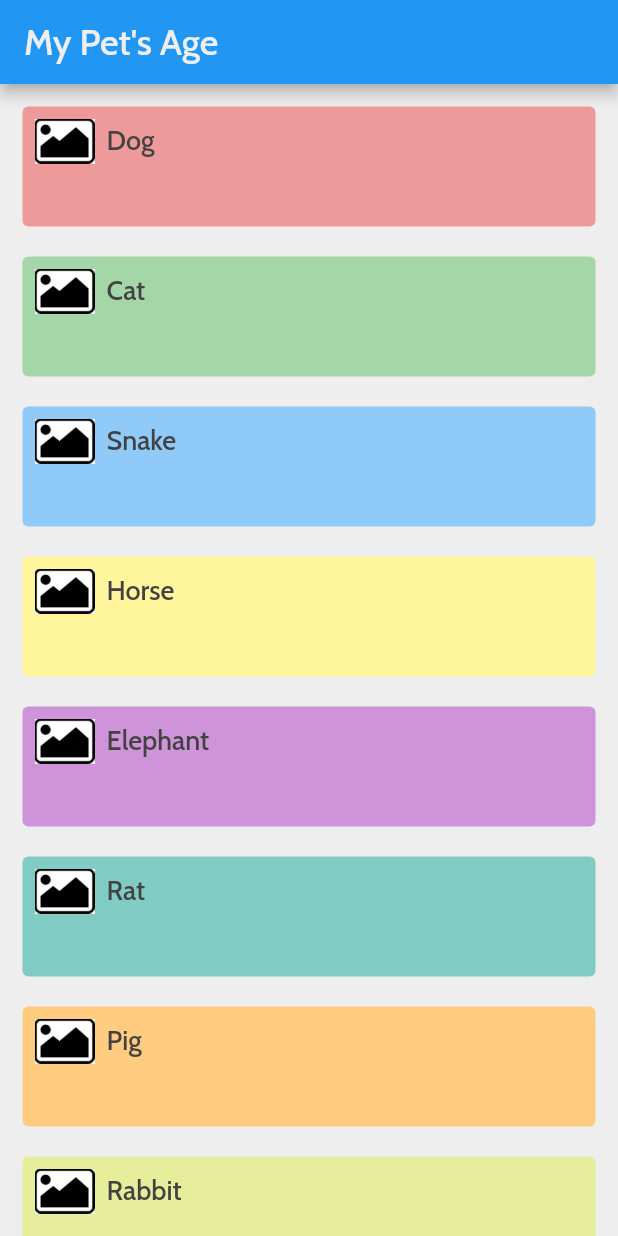
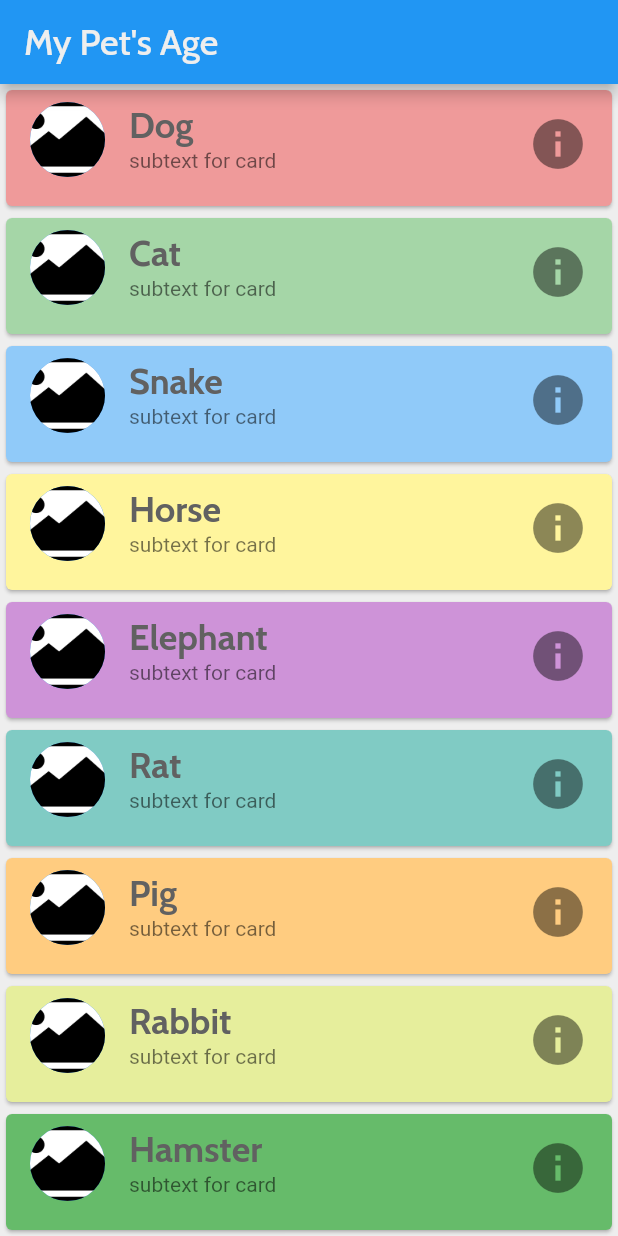
Before and after one commit to carlstep/animal_age2, a Flutter app: the screen it shows after launch, on a phone screen of 412 x 824 dp. Run offline on Flutter 3.47's test engine with Material 2 defaults, Android fonts, the phone set to English and light mode, and no system bars; our stand-ins replace google_fonts.

Commit message:
update to App design

```diff
--- a/lib/main.dart
+++ b/lib/main.dart
@@ -5,24 +5,42 @@ void main() => runApp(AnimalAgeApp());
 
 Expanded animalCard({Color color, String animalName}) {
   return Expanded(
-    child: Container(
-      margin: EdgeInsets.fromLTRB(15.0, 15.0, 15.0, 5.0),
-      height: 80.0,
-      child: TextButton.icon(
-        label: Text(
-          '$animalName',
-          style: GoogleFonts.cabin(
-            color: Colors.grey[800],
-            fontSize: 18.0,
+    child: Card(
+      color: color,
+      child: Column(
+        children: [
+          ListTile(
+            //tileColor: color,
+            leading: Column(
+              children: [
+                CircleAvatar(
+                  backgroundImage: AssetImage(
+                    'assets/images/image_placeholder.png',
+                  ),
+                  radius: 25.0,
+                ),
+              ],
+            ),
+            title: Text(
+              '$animalName',
+              style: GoogleFonts.cabin(
+                color: Colors.grey[700],
+                fontSize: 24.0,
+                fontWeight: FontWeight.bold,
+              ),
+            ),
+            subtitle: Text(
+              'subtext for card',
+            ),
+            trailing: Icon(
+              Icons.info,
+              size: 40.0,
+            ),
+            onTap: () {
+              print('the $animalName card has been tapped');
+            },
           ),
-        ),
-        icon: Image(
-          image: AssetImage('assets/images/image_placeholder.png'),
-          height: 30.0,
-        ),
-        style: TextButton.styleFrom(
-            backgroundColor: color, alignment: Alignment.topLeft),
-        onPressed: () {},
+        ],
       ),
     ),
   );
@@ -44,8 +62,9 @@ class AnimalAgeApp extends StatelessWidget {
           ),
         ),
         body: SafeArea(
-          child: ListView(
-            children: [
+          child: Column(
+            //crossAxisAlignment: CrossAxisAlignment.stretch,
+            children: <Widget>[
               animalCard(color: Colors.red[200], animalName: 'Dog'),
               animalCard(color: Colors.green[200], animalName: 'Cat'),
               animalCard(color: Colors.blue[200], animalName: 'Snake'),
```
